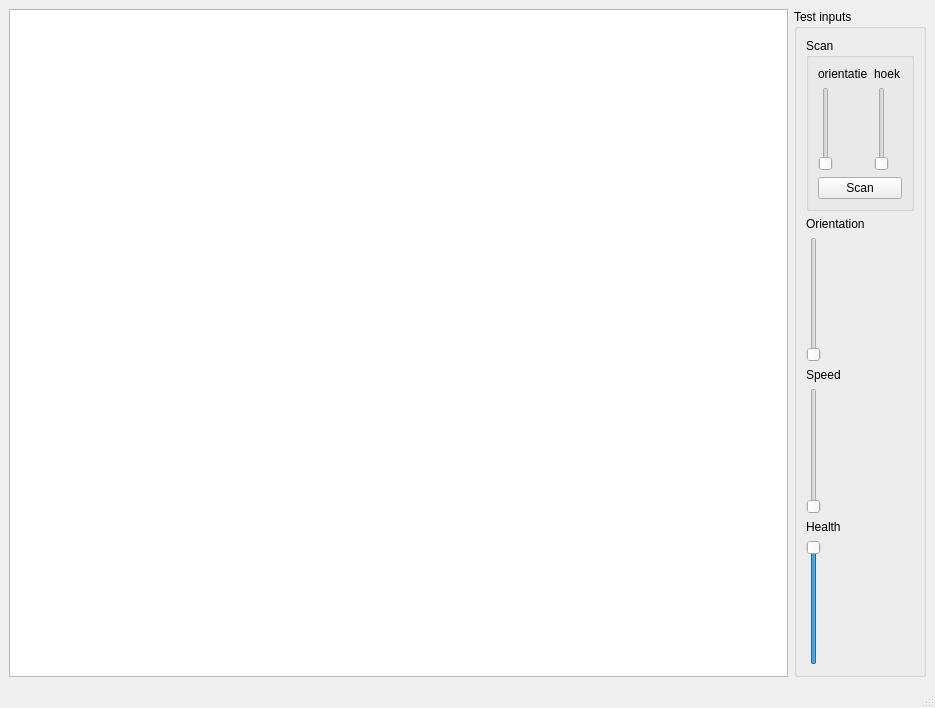
Above: mainwindow.ui from wimdams/DuckWars before the change. Below: the same form after it.
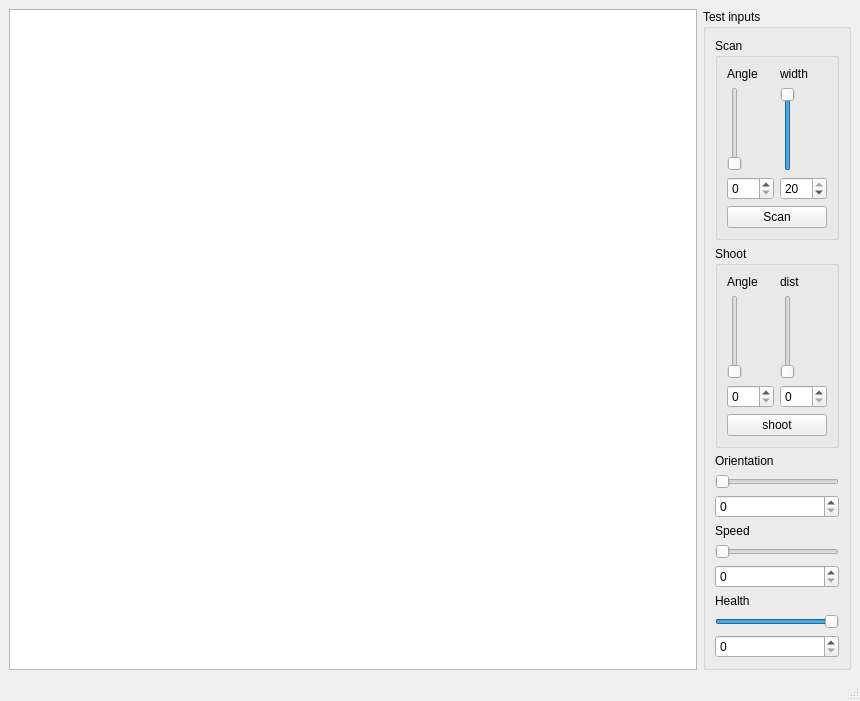
That is the form after the change. Icons and pictures are not drawn.

The edit to the form file:
```diff
--- a/mainwindow.ui
+++ b/mainwindow.ui
@@ -6,8 +6,8 @@
    <rect>
     <x>0</x>
     <y>0</y>
-    <width>935</width>
-    <height>708</height>
+    <width>860</width>
+    <height>701</height>
    </rect>
   </property>
   <property name="windowTitle">
@@ -41,7 +41,7 @@
               <item>
                <widget class="QLabel" name="label_4">
                 <property name="text">
-                 <string>orientatie</string>
+                 <string>Angle</string>
                 </property>
                </widget>
               </item>
@@ -55,6 +55,13 @@
                 </property>
                </widget>
               </item>
+              <item>
+               <widget class="QSpinBox" name="spinBox">
+                <property name="maximum">
+                 <number>360</number>
+                </property>
+               </widget>
+              </item>
              </layout>
             </item>
             <item>
@@ -62,7 +69,7 @@
               <item>
                <widget class="QLabel" name="label_5">
                 <property name="text">
-                 <string>hoek</string>
+                 <string>width</string>
                 </property>
                </widget>
               </item>
@@ -71,11 +78,24 @@
                 <property name="maximum">
                  <number>20</number>
                 </property>
+                <property name="value">
+                 <number>20</number>
+                </property>
                 <property name="orientation">
                  <enum>Qt::Vertical</enum>
                 </property>
                </widget>
               </item>
+              <item>
+               <widget class="QSpinBox" name="spinBox_2">
+                <property name="maximum">
+                 <number>20</number>
+                </property>
+                <property name="value">
+                 <number>20</number>
+                </property>
+               </widget>
+              </item>
              </layout>
             </item>
            </layout>
@@ -90,6 +110,82 @@
          </layout>
         </widget>
        </item>
+       <item>
+        <widget class="QGroupBox" name="groupBox_3">
+         <property name="title">
+          <string>Shoot</string>
+         </property>
+         <layout class="QVBoxLayout" name="verticalLayout_5">
+          <item>
+           <layout class="QHBoxLayout" name="horizontalLayout_3">
+            <item>
+             <layout class="QVBoxLayout" name="verticalLayout_6">
+              <item>
+               <widget class="QLabel" name="label_6">
+                <property name="text">
+                 <string>Angle</string>
+                </property>
+               </widget>
+              </item>
+              <item>
+               <widget class="QSlider" name="shootAngle">
+                <property name="maximum">
+                 <number>360</number>
+                </property>
+                <property name="orientation">
+                 <enum>Qt::Vertical</enum>
+                </property>
+               </widget>
+              </item>
+              <item>
+               <widget class="QSpinBox" name="spinBox_6">
+                <property name="maximum">
+                 <number>360</number>
+                </property>
+               </widget>
+              </item>
+             </layout>
+            </item>
+            <item>
+             <layout class="QVBoxLayout" name="verticalLayout_7">
+              <item>
+               <widget class="QLabel" name="label_7">
+                <property name="text">
+                 <string>dist</string>
+                </property>
+               </widget>
+              </item>
+              <item>
+               <widget class="QSlider" name="shootDist">
+                <property name="maximum">
+                 <number>20</number>
+                </property>
+                <property name="orientation">
+                 <enum>Qt::Vertical</enum>
+                </property>
+               </widget>
+              </item>
+              <item>
+               <widget class="QSpinBox" name="spinBox_7">
+                <property name="maximum">
+                 <number>100</number>
+                </property>
+               </widget>
+              </item>
+             </layout>
+            </item>
+           </layout>
+          </item>
+          <item>
+           <widget class="QPushButton" name="pushButton_2">
+            <property name="text">
+             <string>shoot</string>
+            </property>
+           </widget>
+          </item>
+         </layout>
+        </widget>
+       </item>
        <item>
         <widget class="QLabel" name="label">
          <property name="text">
@@ -99,11 +195,30 @@
        </item>
        <item>
         <widget class="QSlider" name="Angle">
+         <property name="sizePolicy">
+          <sizepolicy hsizetype="Maximum" vsizetype="Fixed">
+           <horstretch>0</horstretch>
+           <verstretch>0</verstretch>
+          </sizepolicy>
+         </property>
+         <property name="maximumSize">
+          <size>
+           <width>200</width>
+           <height>16777215</height>
+          </size>
+         </property>
          <property name="maximum">
           <number>360</number>
          </property>
          <property name="orientation">
-          <enum>Qt::Vertical</enum>
+          <enum>Qt::Horizontal</enum>
+         </property>
+        </widget>
+       </item>
+       <item>
+        <widget class="QSpinBox" name="spinBox_3">
+         <property name="maximum">
+          <number>360</number>
          </property>
         </widget>
        </item>
@@ -116,11 +231,30 @@
        </item>
        <item>
         <widget class="QSlider" name="Speed">
+         <property name="sizePolicy">
+          <sizepolicy hsizetype="Maximum" vsizetype="Fixed">
+           <horstretch>0</horstretch>
+           <verstretch>0</verstretch>
+          </sizepolicy>
+         </property>
+         <property name="maximumSize">
+          <size>
+           <width>200</width>
+           <height>16777215</height>
+          </size>
+         </property>
          <property name="maximum">
           <number>100</number>
          </property>
          <property name="orientation">
-          <enum>Qt::Vertical</enum>
+          <enum>Qt::Horizontal</enum>
+         </property>
+        </widget>
+       </item>
+       <item>
+        <widget class="QSpinBox" name="spinBox_4">
+         <property name="maximum">
+          <number>100</number>
          </property>
         </widget>
        </item>
@@ -133,6 +267,18 @@
        </item>
        <item>
         <widget class="QSlider" name="Health">
+         <property name="sizePolicy">
+          <sizepolicy hsizetype="Maximum" vsizetype="Fixed">
+           <horstretch>0</horstretch>
+           <verstretch>0</verstretch>
+          </sizepolicy>
+         </property>
+         <property name="maximumSize">
+          <size>
+           <width>200</width>
+           <height>16777215</height>
+          </size>
+         </property>
          <property name="maximum">
           <number>10</number>
          </property>
@@ -140,7 +286,14 @@
           <number>10</number>
          </property>
          <property name="orientation">
-          <enum>Qt::Vertical</enum>
+          <enum>Qt::Horizontal</enum>
+         </property>
+        </widget>
+       </item>
+       <item>
+        <widget class="QSpinBox" name="spinBox_5">
+         <property name="maximum">
+          <number>10</number>
          </property>
         </widget>
        </item>
```
Left out of the diff: 235 changed lines with no effect on the pictures.
